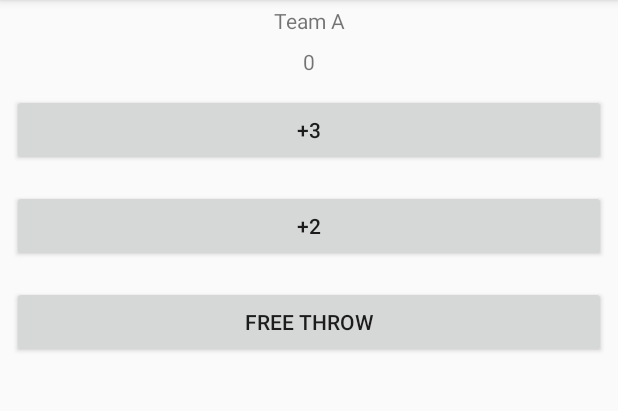
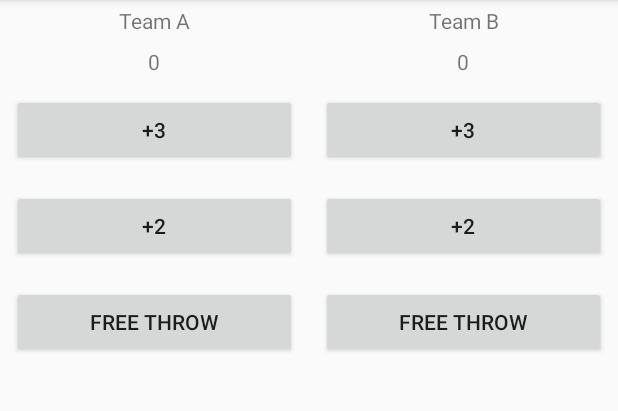
Before and after one commit to pengkunRu/Court-Counter, an Android app: the screen it shows after launch (MainActivity), on a phone screen of 412 x 824 dp, the part 84-495 px from its top. Run offline under Robolectric (Android 15) with nearby library versions, the phone set to English and light mode, and no system bars.

Commit message:
1.05 Add the other TeamB XML

```diff
--- a/app/src/main/res/layout/activity_main.xml
+++ b/app/src/main/res/layout/activity_main.xml
@@ -4,8 +4,14 @@
     android:id="@+id/activity_main"
     android:layout_width="match_parent"
     android:layout_height="match_parent"
-    android:orientation="vertical"
+    android:orientation="horizontal"
     tools:context="com.example.android.courtcounter.MainActivity">
+
+    <LinearLayout
+        android:layout_width="0dp"
+        android:layout_height="wrap_content"
+        android:layout_weight="1"
+        android:orientation="vertical">
 
         <TextView
             android:layout_width="match_parent"
@@ -44,3 +50,49 @@
             android:text="FREE THROW" />
 
     </LinearLayout>
+
+    <LinearLayout
+        android:layout_width="0dp"
+        android:layout_height="wrap_content"
+        android:layout_weight="1"
+        android:orientation="vertical">
+
+        <TextView
+            android:layout_width="match_parent"
+            android:layout_height="wrap_content"
+            android:gravity="center_horizontal"
+            android:padding="4dp"
+            android:text="Team B" />
+
+        <TextView
+            android:id="@+id/team_b_score"
+            android:layout_width="match_parent"
+            android:layout_height="wrap_content"
+            android:gravity="center_horizontal"
+            android:padding="4dp"
+            android:text="0" />
+
+        <Button
+            android:layout_width="match_parent"
+            android:layout_height="wrap_content"
+            android:layout_margin="8dp"
+            android:onClick="addThreeForTeamA"
+            android:text="+3" />
+
+        <Button
+            android:layout_width="match_parent"
+            android:layout_height="wrap_content"
+            android:layout_margin="8dp"
+            android:onClick="addTwoForTeamA"
+            android:text="+2" />
+
+        <Button
+            android:layout_width="match_parent"
+            android:layout_height="wrap_content"
+            android:layout_margin="8dp"
+            android:onClick="addOneForTeamA"
+            android:text="FREE THROW" />
+
+    </LinearLayout>
+
+</LinearLayout>
```
Lines whose indentation alone changed are shown as unchanged.
